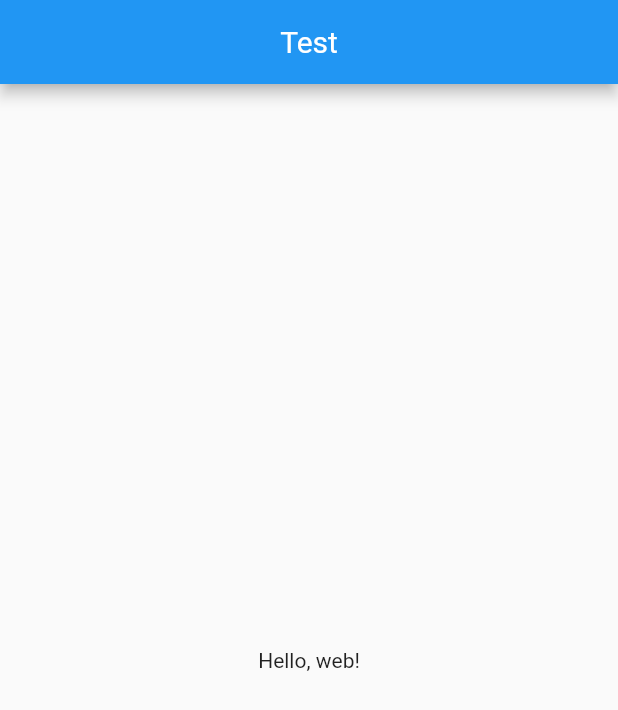
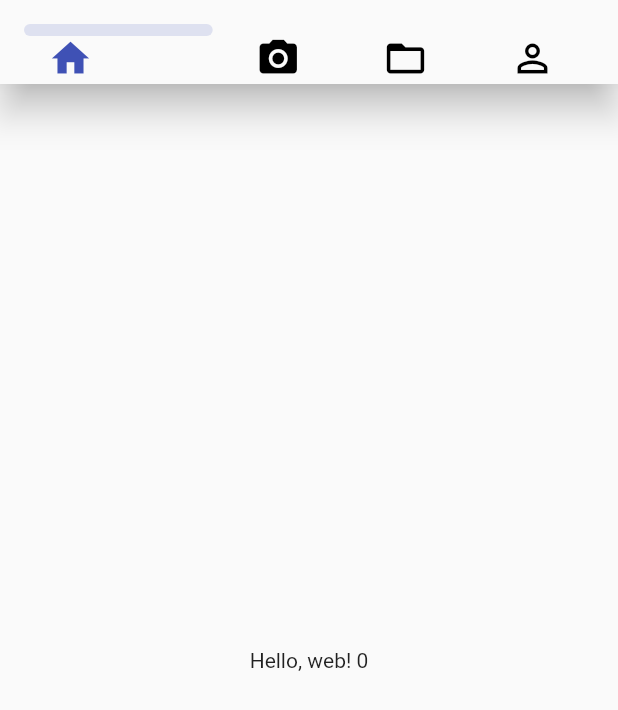
Before and after one commit to howardt12345/flutter-web-test, a Flutter app: the screen it shows after launch, on a phone screen of 412 x 824 dp. Shown: the top 710 px of the screen. Run offline on Flutter 3.47's test engine with Material 2 defaults, Android fonts, the phone set to English and light mode, and no system bars.

Commit message:
Testing animated tab bar

```diff
--- /dev/null
+++ b/lib/ui/animated_tab_bar/animated_tab_bar.dart
@@ -0,0 +1,117 @@
+import 'package:flutter/material.dart';
+
+class AnimatedTabBar extends StatefulWidget {
+  final List<BarItem> barItems;
+  final Duration animationDuration;
+  final Function onBarTap;
+  final BarStyle barStyle;
+
+  AnimatedTabBar({
+    this.barItems,
+    this.animationDuration = const Duration(milliseconds: 500),
+    this.onBarTap,
+    this.barStyle,
+  });
+
+  @override
+  _AnimatedTabBarState createState() => _AnimatedTabBarState();
+}
+
+class _AnimatedTabBarState extends State<AnimatedTabBar>
+    with TickerProviderStateMixin {
+  int selectedBarIndex = 0;
+
+  @override
+  Widget build(BuildContext context) {
+    return Material(
+      elevation: 10.0,
+      child: Padding(
+        padding: const EdgeInsets.only(
+          bottom: 32.0,
+          top: 16.0,
+          left: 16.0,
+          right: 16.0,
+        ),
+        child: Row(
+          mainAxisSize: MainAxisSize.max,
+          mainAxisAlignment: MainAxisAlignment.spaceBetween,
+          children: _buildBarItems(),
+        ),
+      ),
+    );
+  }
+
+  List<Widget> _buildBarItems() {
+    List<Widget> _barItems = List();
+    for (int i = 0; i < widget.barItems.length; i++) {
+      BarItem item = widget.barItems[i];
+      bool isSelected = selectedBarIndex == i;
+      _barItems.add(InkWell(
+        splashColor: Colors.transparent,
+        onTap: () {
+          setState(() {
+            selectedBarIndex = i;
+            widget.onBarTap(selectedBarIndex);
+          });
+        },
+        child: AnimatedContainer(
+          padding: const EdgeInsets.symmetric(horizontal: 16.0, vertical: 8.0),
+          duration: widget.animationDuration,
+          decoration: BoxDecoration(
+              color: isSelected
+                  ? item.color.withOpacity(0.15)
+                  : Colors.transparent,
+              borderRadius: BorderRadius.all(Radius.circular(30))),
+          child: Row(
+            children: <Widget>[
+              Icon(
+                item.iconData,
+                color: isSelected ? item.color : Colors.black,
+                size: widget.barStyle.iconSize,
+              ),
+              SizedBox(
+                width: 10.0,
+              ),
+              AnimatedSize(
+                duration: widget.animationDuration,
+                curve: Curves.easeInOut,
+                vsync: this,
+                child: Text(
+                  isSelected ? item.text : "",
+                  style: TextStyle(
+                      color: item.color,
+                      fontWeight: widget.barStyle.fontWeight,
+                      fontSize: widget.barStyle.fontSize),
+                ),
+              )
+            ],
+          ),
+        ),
+      ));
+    }
+    return _barItems;
+  }
+}
+
+class BarStyle {
+  final double fontSize, iconSize;
+  final FontWeight fontWeight;
+
+  BarStyle({
+    this.fontSize = 18.0,
+    this.iconSize = 32,
+    this.fontWeight = FontWeight.w600
+  });
+}
+
+class BarItem {
+  String text;
+  IconData iconData;
+  Color color;
+
+  BarItem({
+    this.text,
+    this.iconData,
+    this.color
+  });
+}
--- a/lib/ui/home.dart
+++ b/lib/ui/home.dart
@@ -1,7 +1,32 @@
 import "package:flutter/material.dart";
 import 'package:flutter_web_test/utils/functions.dart';
 
+import 'animated_tab_bar/animated_tab_bar.dart';
+
 class Home extends StatefulWidget {
+  final List<BarItem> barItems = [
+    BarItem(
+      text: "Home",
+      iconData: Icons.home,
+      color: Colors.indigo,
+    ),
+    BarItem(
+      text: "Portfolio",
+      iconData: Icons.camera_alt,
+      color: Colors.pinkAccent,
+    ),
+    BarItem(
+      text: "Projects",
+      iconData: Icons.folder_open,
+      color: Colors.yellow.shade900,
+    ),
+    BarItem(
+      text: "About",
+      iconData: Icons.person_outline,
+      color: Colors.teal,
+    ),
+  ];
+
   @override
   _HomeState createState() => _HomeState();
 }
@@ -10,7 +35,7 @@ class _HomeState extends State<Home> with SingleTickerProviderStateMixin {
   AnimationController _controller;
 
   double _screenSize = 0;
-
+  int selectedBarIndex = 0;
 
   @override
   void initState() {
@@ -28,9 +53,39 @@ class _HomeState extends State<Home> with SingleTickerProviderStateMixin {
   Widget build(BuildContext context) {
     setState(() => _screenSize = screenWidth(context: context));
 
+    return OrientationBuilder(
+      builder: (context, orientation) =>
+          (orientation == Orientation.portrait || _screenSize <= 600)
+              ? _buildVerticalLayout()
+              : _buildHorizontalLayout(),
+    );
+  }
 
-    return OrientationBuilder(
-      builder: (context, orientation) => Scaffold(
+  _buildVerticalLayout() {
+    return Scaffold(
+      appBar: PreferredSize(
+        child: AnimatedTabBar(
+          barItems: widget.barItems,
+          animationDuration: const Duration(milliseconds: 150),
+          barStyle: BarStyle(fontSize: 20.0, iconSize: 30.0),
+          onBarTap: (index) {
+            setState(() {
+              selectedBarIndex = index;
+            });
+          },
+        ),
+        preferredSize: new Size.fromHeight(56.0)
+      ),
+      body: Container(
+        child: Center(
+          child: Text("Hello, web! $selectedBarIndex"),
+        ),
+      ),
+    );
+  }
+
+  _buildHorizontalLayout() {
+    return Scaffold(
       appBar: AppBar(
         title: Center(
           child: Text("Test"),
@@ -41,7 +96,6 @@ class _HomeState extends State<Home> with SingleTickerProviderStateMixin {
           child: Text("Hello, web!"),
         ),
       ),
-      ),
     );
   }
 }
```
Also changed, not shown: 5 other files. Lines whose indentation alone changed are shown as unchanged.
